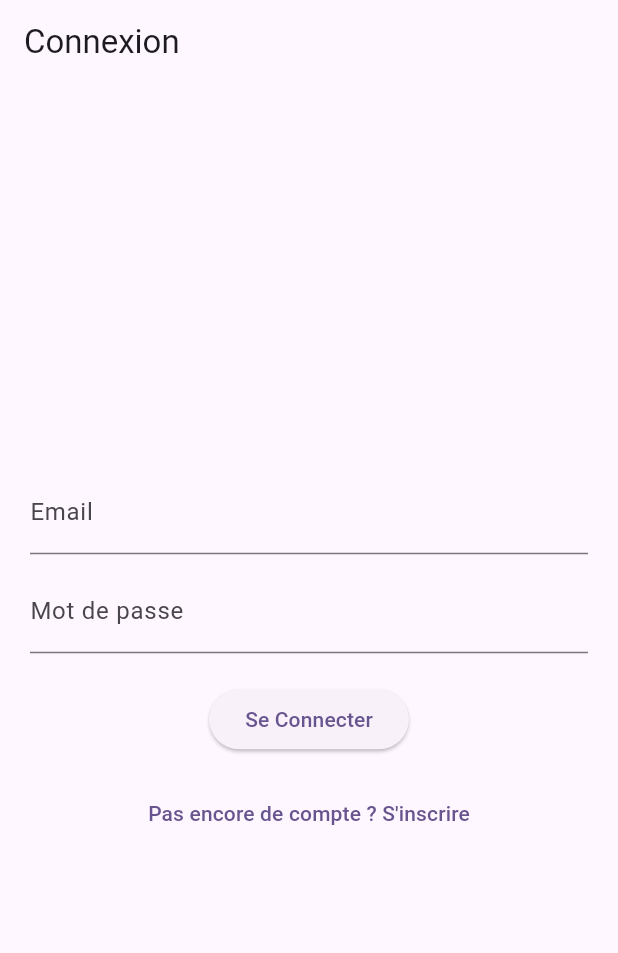
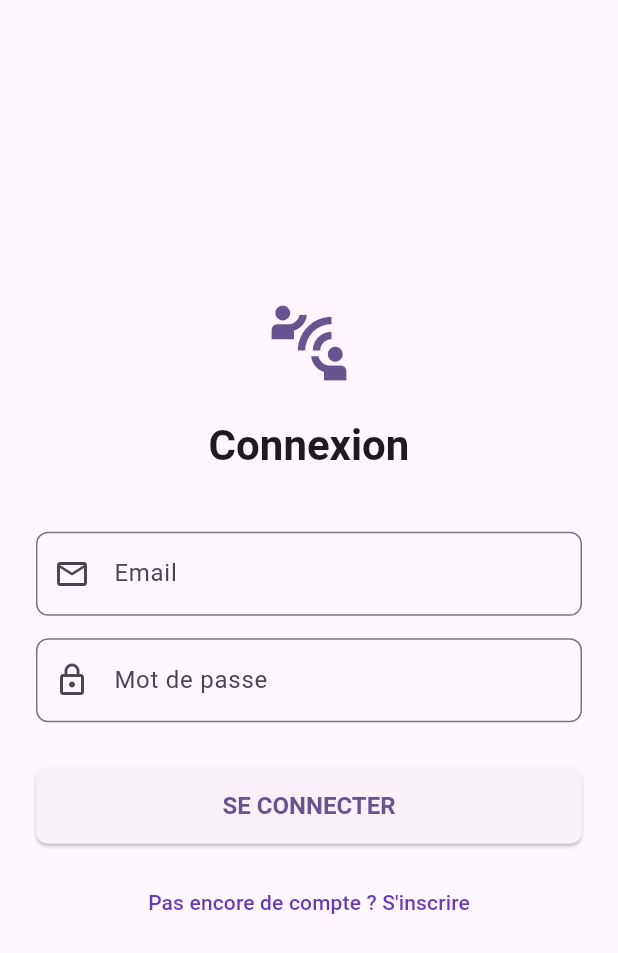
Before and after one commit to alex97451/skillconnect_lite, a Flutter app: the screen it shows after launch, on a phone screen of 412 x 824 dp. Shown: the top 953 px of the screen. Run offline on Flutter 3.47's test engine with Material 3 defaults, Android fonts, the light colour scheme and no system bars; our stand-ins replace bloc, dartz, equatable, firebase_auth, firebase_core, flutter_bloc and 1 more; accounts and stored records are empty.

Commit message:
refactor(auth): improve UI/UX for sign in and sign up pages

```diff
--- a/lib/features/auth/presentation/pages/sign_in_page.dart
+++ b/lib/features/auth/presentation/pages/sign_in_page.dart
@@ -13,7 +13,7 @@ class _SignInPageState extends State<SignInPage> {
   final _formKey = GlobalKey<FormState>();
   final _emailController = TextEditingController();
   final _passwordController = TextEditingController();
-  bool _isLoading = false; // Pour gérer l'état de chargement localement
+  bool _isLoading = false;
 
   @override
   void dispose() {
@@ -23,8 +23,8 @@ class _SignInPageState extends State<SignInPage> {
   }
 
   void _signIn() {
+    if (_isLoading) return; // Ne rien faire si déjà en chargement
     if (_formKey.currentState!.validate()) {
-      // Si le formulaire est valide, envoyer l'événement au Bloc
       context.read<AuthBloc>().add(AuthSignInRequested(
             email: _emailController.text.trim(),
             password: _passwordController.text.trim(),
@@ -32,38 +32,69 @@ class _SignInPageState extends State<SignInPage> {
     }
   }
 
+  void _showErrorSnackBar(BuildContext context, String message) {
+    ScaffoldMessenger.of(context).showSnackBar(
+      SnackBar(
+        content: Text(message),
+        backgroundColor: Theme.of(context).colorScheme.error,
+        behavior: SnackBarBehavior.floating,
+      ),
+    );
+  }
+
   @override
   Widget build(BuildContext context) {
+    final colorScheme = Theme.of(context).colorScheme;
+    final textTheme = Theme.of(context).textTheme;
+
     return Scaffold(
-      appBar: AppBar(title: const Text('Connexion')),
       body: BlocListener<AuthBloc, AuthState>(
-        // BlocListener est idéal pour les actions ponctuelles (snackbar, navigation...)
         listener: (context, state) {
           if (state is AuthLoading) {
             setState(() { _isLoading = true; });
           } else if (state is AuthFailureState) {
             setState(() { _isLoading = false; });
-            // Afficher l'erreur
-            ScaffoldMessenger.of(context)
-              ..hideCurrentSnackBar();
             _showErrorSnackBar(context, state.failure.message);
           } else if (state is Authenticated || state is Unauthenticated) {
-            // Arrêter le chargement si on revient à un état stable
-            // (AuthWrapper gère la navigation vers HomePage si Authenticated)
+            // Gérer la fin du chargement si l'état redevient stable
+            if (_isLoading) {
                setState(() { _isLoading = false; });
             }
+          }
         },
+        child: SafeArea(
           child: Center(
-          child: Padding(
-            padding: const EdgeInsets.all(20.0),
+            child: SingleChildScrollView(
+              padding: const EdgeInsets.symmetric(horizontal: 24.0, vertical: 32.0),
+              child: ConstrainedBox(
+                constraints: const BoxConstraints(maxWidth: 400),
                 child: Form(
                   key: _formKey,
                   child: Column(
                     mainAxisAlignment: MainAxisAlignment.center,
+                    crossAxisAlignment: CrossAxisAlignment.stretch,
                     children: [
+                      Icon(
+                        Icons.connect_without_contact,
+                        size: 60,
+                        color: colorScheme.primary,
+                      ),
+                      const SizedBox(height: 20),
+
+                      Text(
+                        'Connexion',
+                        style: textTheme.headlineMedium?.copyWith(fontWeight: FontWeight.bold),
+                        textAlign: TextAlign.center,
+                      ),
+                      const SizedBox(height: 40),
+
                       TextFormField(
                         controller: _emailController,
-                    decoration: const InputDecoration(labelText: 'Email'),
+                        decoration: const InputDecoration(
+                          labelText: 'Email',
+                          prefixIcon: Icon(Icons.email_outlined),
+                          // Style de bordure via thème
+                        ),
                         keyboardType: TextInputType.emailAddress,
                         autocorrect: false,
                         validator: (value) {
@@ -73,10 +104,15 @@ class _SignInPageState extends State<SignInPage> {
                            return null;
                          },
                       ),
-                  const SizedBox(height: 10),
+                      const SizedBox(height: 15),
+
                       TextFormField(
                         controller: _passwordController,
-                    decoration: const InputDecoration(labelText: 'Mot de passe'),
+                        decoration: const InputDecoration(
+                          labelText: 'Mot de passe',
+                          prefixIcon: Icon(Icons.lock_outline),
+                           // Style de bordure via thème
+                        ),
                         obscureText: true,
                         validator: (value) {
                            if (value == null || value.isEmpty) {
@@ -85,28 +121,38 @@ class _SignInPageState extends State<SignInPage> {
                            return null;
                          },
                       ),
-                  const SizedBox(height: 20),
-                  _isLoading
-                      ? const CircularProgressIndicator()
-                      : ElevatedButton(
-                          onPressed: _signIn, // Appelle la méthode _signIn
-                          child: const Text('Se Connecter'),
+                      const SizedBox(height: 30),
+
+                      ElevatedButton(
+                        onPressed: _isLoading ? null : _signIn,
+                        // Style via thème
+                        child: _isLoading
+                            ? const SizedBox(
+                                height: 24, width: 24,
+                                child: CircularProgressIndicator(color: Colors.white, strokeWidth: 2),
+                              )
+                            : const Text('SE CONNECTER'),
                       ),
                       const SizedBox(height: 15),
-                  // Lien pour aller vers la page d'inscription
-                  TextButton(
-                    onPressed: _isLoading ? null : () { // Désactivé pendant le chargement
-                      // Naviguer vers SignUpPage
+
+                      Align(
+                        alignment: Alignment.center,
+                        child: TextButton(
+                          onPressed: _isLoading ? null : () {
                             Navigator.of(context).push(MaterialPageRoute(
-                        builder: (_) => BlocProvider.value( // Important: Fournir le Bloc existant
+                              builder: (_) => BlocProvider.value(
                                   value: BlocProvider.of<AuthBloc>(context),
-                            child: const SignUpPage(),
+                                  child: const SignUpPage(), // Assurez-vous que SignUpPage est importé
                                ),
                             ));
                           },
+                          // Style via thème
                           child: const Text('Pas encore de compte ? S\'inscrire'),
-                  )
+                        ),
+                      ),
                     ],
+                  ),
+                ),
               ),
             ),
           ),
@@ -114,12 +160,4 @@ class _SignInPageState extends State<SignInPage> {
       ),
     );
   }
-   void _showErrorSnackBar(BuildContext context, String message) {
-    ScaffoldMessenger.of(context).showSnackBar(
-      SnackBar(
-        content: Text(message),
-        backgroundColor: Theme.of(context).colorScheme.error,
-      ),
-    );
 }
-}
--- a/lib/main.dart
+++ b/lib/main.dart
@@ -3,9 +3,10 @@
 import 'package:flutter_bloc/flutter_bloc.dart'; // Importer flutter_bloc
 import 'firebase_options.dart';
 import 'injection_container.dart' as di; // Notre DI
-import 'injection_container.dart'; // Importer sl directement
+import 'injection_container.dart'; // Importer sl directement (pour create)
 import 'features/auth/presentation/bloc/auth_bloc.dart'; // Importer AuthBloc
 import 'features/auth/presentation/pages/auth_wrapper.dart'; // Importer AuthWrapper
+
 
 void main() async {
   WidgetsFlutterBinding.ensureInitialized();
@@ -28,12 +29,49 @@
       create: (context) => sl<AuthBloc>(),
       child: MaterialApp(
         title: 'SkillConnect Lite',
+        debugShowCheckedModeBanner: false, // Cacher la bannière Debug
+        // --- Thème Mis à Jour ---
         theme: ThemeData(
-          colorScheme: ColorScheme.fromSeed(seedColor: Colors.deepPurple),
+          colorScheme: ColorScheme.fromSeed(
+            seedColor: Colors.deepPurple, // Couleur de base pour générer la palette
+
+          ),
           useMaterial3: true,
+
+          // Thème pour les champs de texte
+          inputDecorationTheme: InputDecorationTheme(
+            border: OutlineInputBorder( // Bordure pour tous les champs
+              borderRadius: BorderRadius.circular(8.0), // Coins arrondis
+            ),
+            // contentPadding: EdgeInsets.symmetric(horizontal: 16, vertical: 12), // Ajuster padding interne
+          ),
+
+          // Thème pour les boutons élevés
+          elevatedButtonTheme: ElevatedButtonThemeData(
+            style: ElevatedButton.styleFrom(
+              shape: RoundedRectangleBorder( // Coins arrondis pour les boutons
+                borderRadius: BorderRadius.circular(8.0),
+              ),
+              padding: const EdgeInsets.symmetric(vertical: 16, horizontal: 20), // Padding du bouton
+
+              textStyle: const TextStyle(
+                  fontSize: 16,
+                  fontWeight: FontWeight.bold
+              ),
+            ),
+          ),
+
+           // Thème pour les boutons texte (liens)
+           textButtonTheme: TextButtonThemeData(
+             style: TextButton.styleFrom(
+               // Utiliser la couleur primaire pour le lien (peut être ajusté)
+               foregroundColor: Colors.deepPurple, // Ou: Theme.of(context).colorScheme.primary
+                 padding: const EdgeInsets.symmetric(vertical: 10), // Ajouter padding vertical
+             )
+           )
         ),
-        // Le point d'entrée de l'UI est maintenant AuthWrapper
-        home: const AuthWrapper(),
+        // --------------------------
+        home: const AuthWrapper(), // Point d'entrée UI
       ),
     );
   }
```
Also changed, not shown: lib/features/auth/presentation/pages/sign_up_page.dart (+83 -44 lines). Lines whose indentation alone changed are shown as unchanged.
